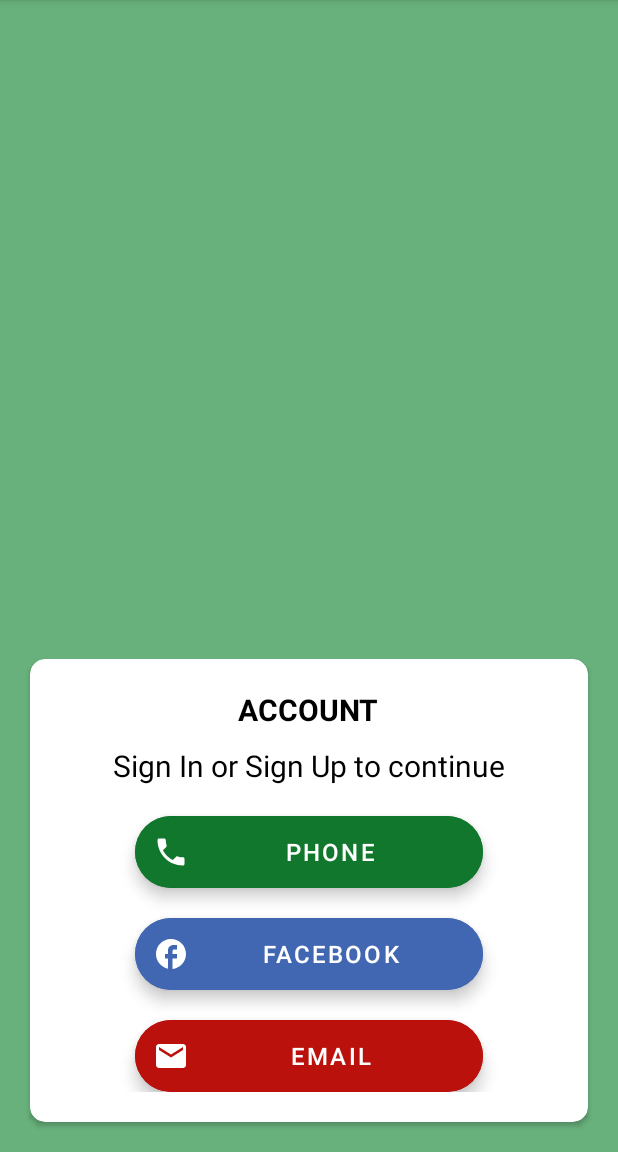
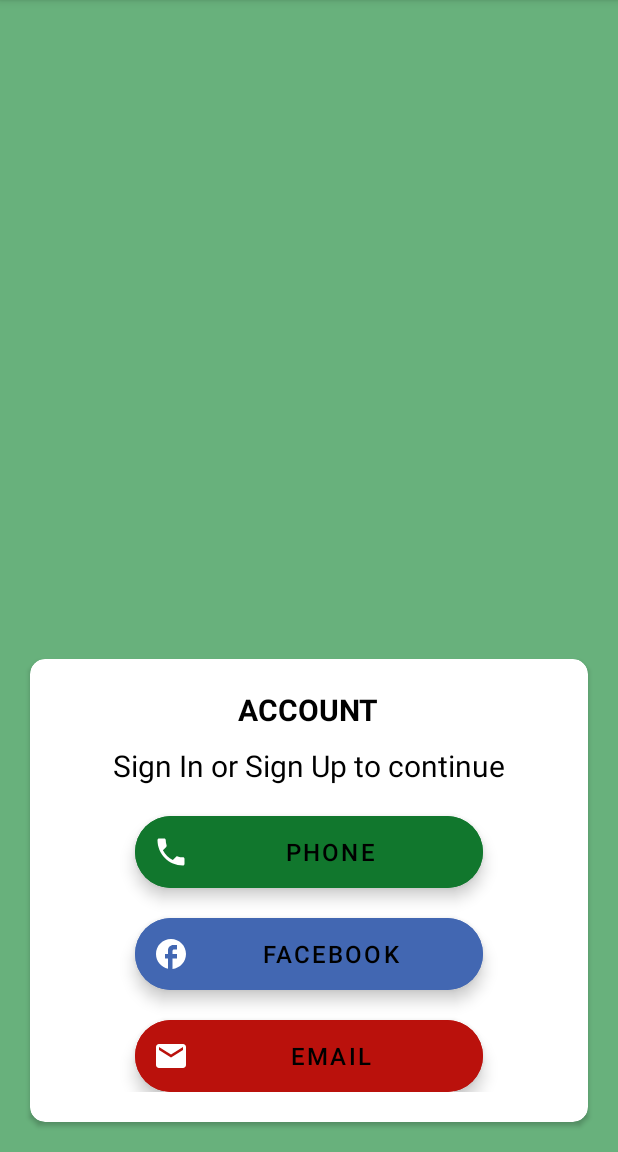
Before and after one commit to jiss-joy/Medillah, an Android app: the AuthBridgeActivity screen opened directly, with no data from a screen before it, on a phone screen of 412 x 824 dp, the part 84-1236 px from its top. Run offline under Robolectric (Android 15) with nearby library versions, the light colour scheme and no system bars.

Commit message:
123commit

```diff
--- a/app/src/main/res/layout/activity_auth_bridge.xml
+++ b/app/src/main/res/layout/activity_auth_bridge.xml
@@ -47,7 +47,7 @@
                 android:backgroundTint="@color/primary"
                 android:gravity="center"
                 android:text="Phone"
-                android:textColor="@color/white"
+                android:textColor="@color/black"
                 android:textSize="16sp"
                 app:icon="@drawable/phone"
                 app:iconTint="@color/white" />
@@ -60,7 +60,7 @@
                 android:backgroundTint="@color/facebook_blue"
                 android:gravity="center"
                 android:text="Facebook"
-                android:textColor="@color/white"
+                android:textColor="@color/black"
                 android:textSize="16sp"
                 app:icon="@drawable/facebook"
                 app:iconTint="@color/white" />
@@ -72,7 +72,7 @@
                 android:backgroundTint="@color/red"
                 android:gravity="center"
                 android:text="Email"
-                android:textColor="@color/white"
+                android:textColor="@color/black"
                 android:textSize="16sp"
                 app:icon="@drawable/email"
                 app:iconTint="@color/white" />
```
